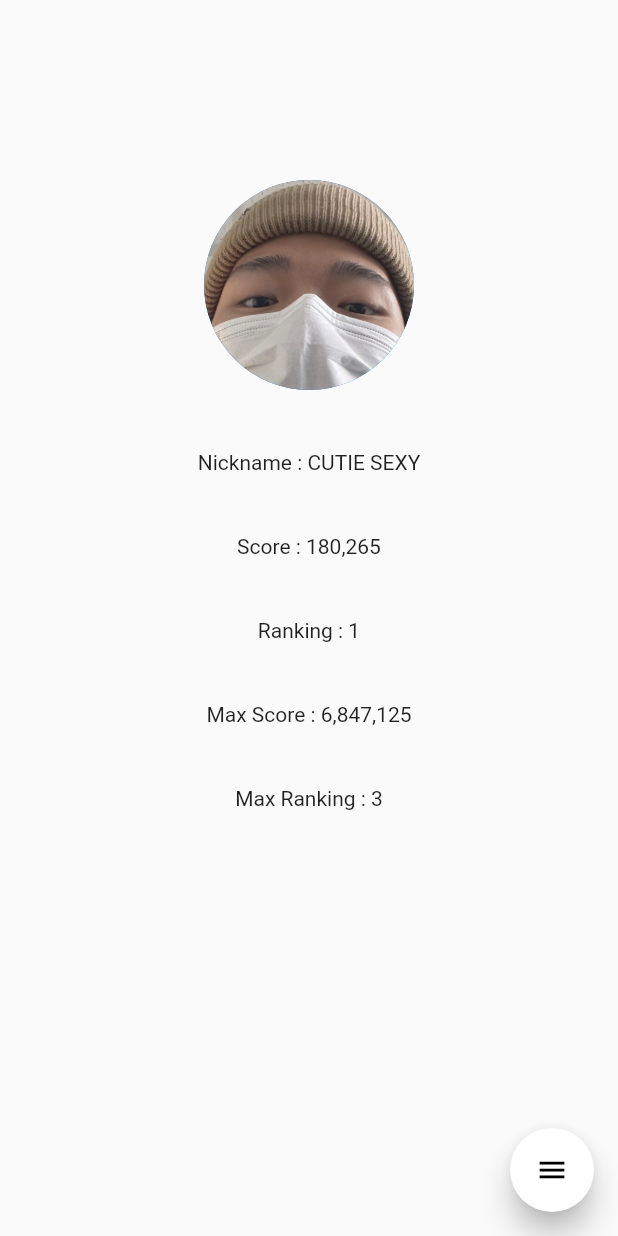
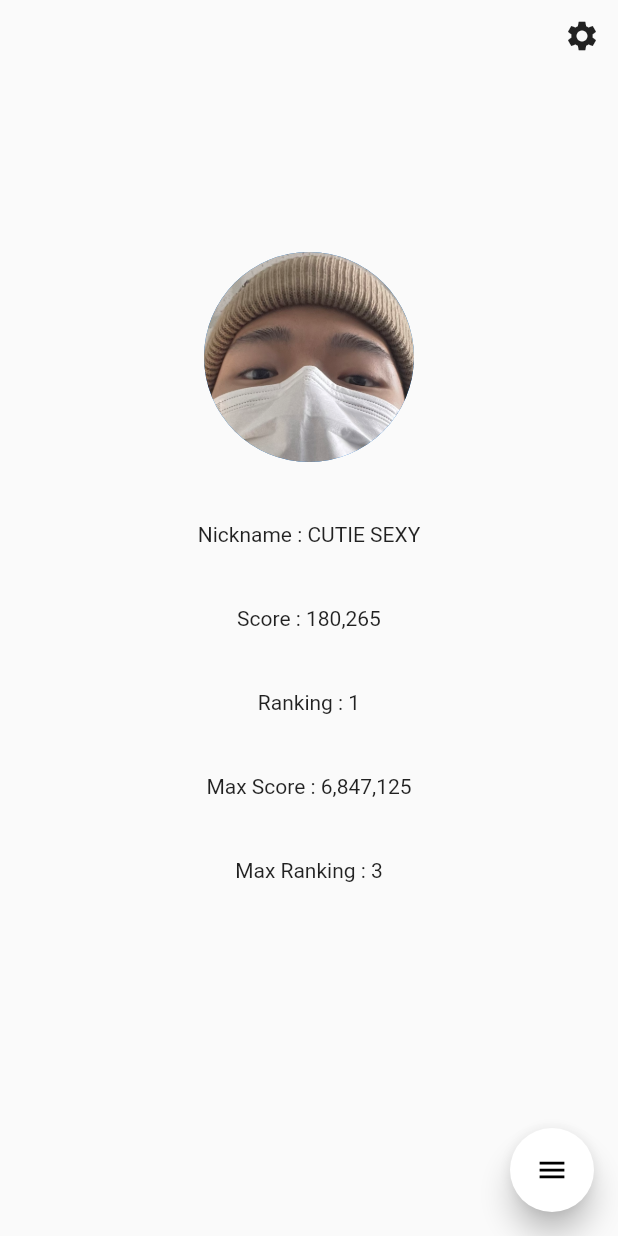
Before and after one commit to sihyeong671/quizApp, a Flutter app: the MyPage screen opened directly, on a phone screen of 412 x 824 dp. Run offline on Flutter 3.47's test engine with Material 2 defaults, Android fonts, the phone set to English and light mode, and no system bars; drawn by our look-alikes of flutter_speed_dial; our stand-ins replace socket_io_client.

Commit message:
client: fix flutter run error

```diff
--- a/client/lib/myPage/myPage.dart
+++ b/client/lib/myPage/myPage.dart
@@ -19,6 +19,13 @@ class _MyPageState extends State<MyPage> {
           floatingActionButton: FloatingButton(),
           body: Column(
             children: <Widget>[
+              Container(
+                alignment: Alignment.centerRight,
+                child: IconButton(
+                  onPressed: (){},
+                  icon: Icon(Icons.settings),
+                ),
+              ),
               Padding(padding: EdgeInsets.only(top: 120.0)),
               Center(
                 child: CircleAvatar(
```
Also changed, not shown: 1 other file.
